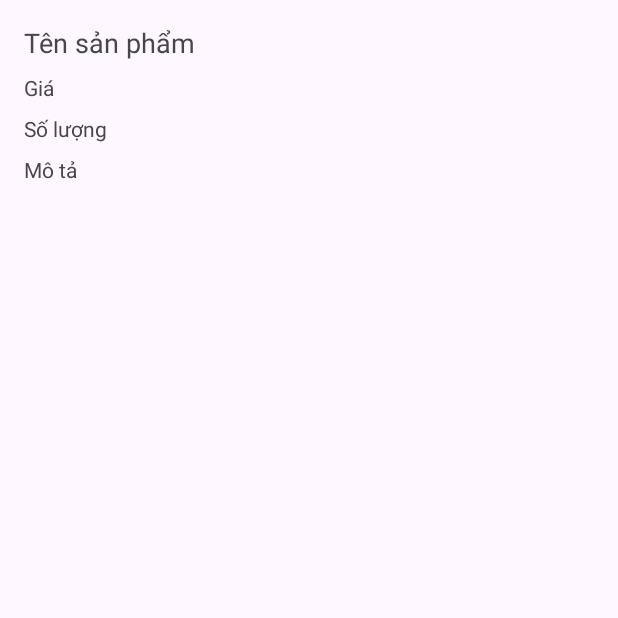
After one commit to schoolsupertech/Assignment_PRM392_Agricultural, an Android app: the ProductDetailActivity screen opened directly, with no data from a screen before it, on a phone screen of 412 x 824 dp, the top half of it. The commit adds this screen. Run offline under Robolectric (Android 15) with nearby library versions, the phone set to English and light mode, and no system bars; 4 statements that could not run were skipped.

Commit message:
add number, description

```diff
--- a/app/src/main/java/com/example/lab10/Model/ProductAdapter.java
+++ b/app/src/main/java/com/example/lab10/Model/ProductAdapter.java
@@ -31,6 +31,8 @@ public class ProductAdapter extends RecyclerView.Adapter<ProductAdapter.ProductV
         Product product = productList.get(position);
         holder.nameTextView.setText(product.getName());
         holder.priceTextView.setText(String.valueOf(product.getPrice()));
+        holder.numberTextView.setText(String.valueOf(product.getNumber()));
+        holder.descriptionTextView.setText(String.valueOf(product.getDescription()));
     }
 
     @Override
@@ -41,11 +43,15 @@ public class ProductAdapter extends RecyclerView.Adapter<ProductAdapter.ProductV
     public static class ProductViewHolder extends RecyclerView.ViewHolder {
         public TextView nameTextView;
         public TextView priceTextView;
+        public TextView numberTextView;
+        public TextView descriptionTextView;
 
         public ProductViewHolder(View itemView) {
             super(itemView);
             nameTextView = itemView.findViewById(R.id.nameTextView);
             priceTextView = itemView.findViewById(R.id.priceTextView);
+            numberTextView = itemView.findViewById(R.id.numberTextView);
+            descriptionTextView = itemView.findViewById(R.id.descriptionTextView);
         }
     }
 
--- a/app/src/main/java/com/example/lab10/Model/ProductRepository.java
+++ /dev/null
@@ -1,5 +0,0 @@
-package com.example.lab10.Model;
-
-public class ProductRepository {
-
-}
--- /dev/null
+++ b/app/src/main/java/com/example/lab10/ProductDetailActivity.java
@@ -0,0 +1,45 @@
+package com.example.lab10;
+
+import android.os.Bundle;
+import android.widget.TextView;
+
+import androidx.appcompat.app.AppCompatActivity;
+
+import com.example.lab10.Model.PraseAPI;
+import com.example.lab10.Model.Product;
+import com.example.lab10.Model.ProductAdapter;
+
+import java.util.ArrayList;
+import java.util.List;
+
+public class ProductDetailActivity extends AppCompatActivity {
+
+    PraseAPI praseAPI;
+    ProductAdapter adapter;
+    List<Product> productList = new ArrayList<>();
+    private TextView nameTextView;
+    private TextView priceTextView;
+    private TextView numberTextView;
+    private Product product;
+
+    private TextView descriptionTextView;
+
+    @Override
+    protected void onCreate(Bundle savedInstanceState) {
+        super.onCreate(savedInstanceState);
+        setContentView(R.layout.activity_product_detail);
+
+        // Ánh xạ các TextView từ layout
+        nameTextView = findViewById(R.id.nameTextView);
+        priceTextView = findViewById(R.id.priceTextView);
+        numberTextView = findViewById(R.id.numberTextView);
+        descriptionTextView = findViewById(R.id.descriptionTextView);
+
+        product = getIntent().getParcelableExtra("product");
+
+        nameTextView.setText(product.getName());
+        priceTextView.setText(String.valueOf(product.getPrice()));
+        numberTextView.setText(String.valueOf(product.getNumber()));
+        descriptionTextView.setText(product.getDescription());
+    }
+}
--- /dev/null
+++ b/app/src/main/res/layout/activity_product_detail.xml
@@ -0,0 +1,47 @@
+<?xml version="1.0" encoding="utf-8"?>
+<RelativeLayout xmlns:android="http://schemas.android.com/apk/res/android"
+    xmlns:tools="http://schemas.android.com/tools"
+    android:layout_width="match_parent"
+    android:layout_height="match_parent"
+    tools:context=".ProductDetailActivity">
+
+    <TextView
+        android:id="@+id/nameTextView"
+        android:layout_width="wrap_content"
+        android:layout_height="wrap_content"
+        android:textAppearance="?android:textAppearanceMedium"
+        android:layout_marginTop="16dp"
+        android:layout_marginStart="16dp"
+        android:text="Tên sản phẩm" />
+
+    <TextView
+        android:id="@+id/priceTextView"
+        android:layout_width="wrap_content"
+        android:layout_height="wrap_content"
+        android:textAppearance="?android:textAppearanceSmall"
+        android:layout_marginStart="16dp"
+        android:layout_marginTop="8dp"
+        android:layout_below="@id/nameTextView"
+        android:text="Giá" />
+
+    <TextView
+        android:id="@+id/numberTextView"
+        android:layout_width="wrap_content"
+        android:layout_height="wrap_content"
+        android:textAppearance="?android:textAppearanceSmall"
+        android:layout_marginStart="16dp"
+        android:layout_marginTop="8dp"
+        android:layout_below="@id/priceTextView"
+        android:text="Số lượng" />
+
+    <TextView
+        android:id="@+id/descriptionTextView"
+        android:layout_width="wrap_content"
+        android:layout_height="wrap_content"
+        android:textAppearance="?android:textAppearanceSmall"
+        android:layout_marginStart="16dp"
+        android:layout_marginTop="8dp"
+        android:layout_below="@id/numberTextView"
+        android:text="Mô tả" />
+
+</RelativeLayout>
```
Also changed, not shown: app/src/main/AndroidManifest.xml (+5 -4 lines), app/src/main/java/com/example/lab10/Model/PraseAPI.java (+4 -3 lines), app/src/main/res/layout/product_item.xml (+10 -0 lines), app/src/main/java/com/example/lab10/MainActivity.java (line endings or trailing spaces), app/src/main/java/com/example/lab10/Model/Product.java (line endings or trailing spaces).
